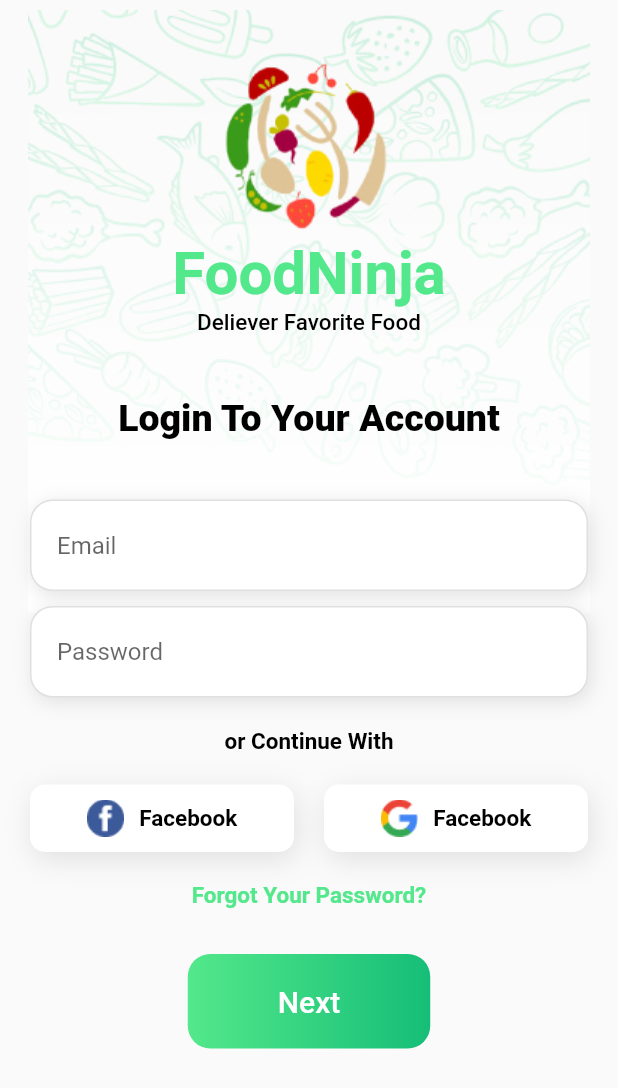
After one commit to fidelity2851/Food_App, a Flutter app: the LoginScreen screen opened directly, on a phone screen of 412 x 824 dp. The commit adds this screen. Shown: the top 1088 px of the screen. Run offline on Flutter 3.47's test engine with Material 2 defaults, Android fonts, the phone set to English and light mode, and no system bars.

Commit message:
Done with Login Screen Page

```diff
--- /dev/null
+++ b/lib/commponents/custom_button.dart
@@ -0,0 +1,31 @@
+import 'package:flutter/material.dart';
+import 'package:food_app/utitlity/variables.dart';
+
+class CustomButton extends StatelessWidget {
+  const CustomButton({
+    super.key,
+    required this.title,
+  });
+
+  final String title;
+
+  @override
+  Widget build(BuildContext context) {
+    return Container(
+      padding: const EdgeInsets.symmetric(vertical: 20, horizontal: 60),
+      decoration: BoxDecoration(
+          gradient: LinearGradient(
+            colors: [AppColor.Primary, AppColor.Primary2],
+          ),
+          borderRadius: BorderRadius.circular(15)),
+      child: const Text(
+        'Next',
+        style: TextStyle(
+          color: Colors.white,
+          fontSize: 20,
+          fontWeight: FontWeight.w500,
+        ),
+      ),
+    );
+  }
+}
--- /dev/null
+++ b/lib/screens/login_screen.dart
@@ -0,0 +1,200 @@
+import 'package:flutter/material.dart';
+import 'package:food_app/commponents/custom_button.dart';
+import 'package:food_app/commponents/logo.dart';
+import 'package:food_app/utitlity/variables.dart';
+
+class LoginScreen extends StatelessWidget {
+  const LoginScreen({Key? key}) : super(key: key);
+
+  @override
+  Widget build(BuildContext context) {
+    final Size winSize = MediaQuery.of(context).size;
+
+    return Scaffold(
+      body: Container(
+        width: winSize.width,
+        height: winSize.height,
+        padding: const EdgeInsets.all(DefaultPadding),
+        decoration: const BoxDecoration(
+          image: DecorationImage(
+            image: AssetImage('assets/images/pattern.png'),
+          ),
+        ),
+        child: Column(
+          crossAxisAlignment: CrossAxisAlignment.center,
+          children: [
+            const Logo(),
+            const SizedBox(
+              height: 40,
+            ),
+            Text(
+              'Login To Your Account',
+              style: TextStyle(
+                color: AppColor.Black,
+                fontSize: 25,
+                fontWeight: FontWeight.w800,
+              ),
+            ),
+            const SizedBox(height: 40),
+            Container(
+              padding: const EdgeInsets.symmetric(horizontal: 5),
+              decoration: BoxDecoration(
+                  color: AppColor.White,
+                  borderRadius: BorderRadius.circular(15),
+                  border: Border.all(
+                    color: AppColor.Light,
+                  ),
+                  boxShadow: [
+                    BoxShadow(
+                      color: AppColor.Light,
+                      offset: const Offset(2, 3),
+                      blurRadius: 10,
+                    )
+                  ]),
+              child: TextFormField(
+                decoration: const InputDecoration(
+                  hintText: 'Email',
+                  border: OutlineInputBorder(
+                    borderSide: BorderSide.none,
+                  ),
+                ),
+              ),
+            ),
+            const SizedBox(height: 10),
+            Container(
+              padding: const EdgeInsets.symmetric(horizontal: 5),
+              decoration: BoxDecoration(
+                  color: AppColor.White,
+                  borderRadius: BorderRadius.circular(15),
+                  border: Border.all(
+                    color: AppColor.Light,
+                  ),
+                  boxShadow: [
+                    BoxShadow(
+                      color: AppColor.Light,
+                      offset: const Offset(2, 3),
+                      blurRadius: 10,
+                    )
+                  ]),
+              child: TextFormField(
+                decoration: const InputDecoration(
+                  hintText: 'Password',
+                  border: OutlineInputBorder(
+                    borderSide: BorderSide.none,
+                  ),
+                ),
+              ),
+            ),
+            const SizedBox(height: 20),
+            Text(
+              'or Continue With',
+              style: TextStyle(
+                color: AppColor.Black,
+                fontSize: 15,
+                fontWeight: FontWeight.w600,
+              ),
+            ),
+            const SizedBox(
+              height: 20,
+            ),
+            Row(
+              children: [
+                Expanded(
+                  child: Container(
+                    padding:const  EdgeInsets.symmetric(vertical: 10, horizontal: 20),
+                    decoration: BoxDecoration(
+                      color: AppColor.White,
+                      borderRadius: BorderRadius.circular(10),
+                      boxShadow: [
+                        BoxShadow(
+                          color: AppColor.Light,
+                          offset: const Offset(2, 5),
+                          blurRadius: 15,
+                        )
+                      ],
+                    ),
+                    child: Row(
+                      mainAxisAlignment: MainAxisAlignment.center,
+                      children: [
+                        const Image(
+                          image: AssetImage('assets/images/facebook.png'),
+                        ),
+                        const SizedBox(
+                          width: 10,
+                        ),
+                        Text(
+                          'Facebook',
+                          style: TextStyle(
+                            color: AppColor.Black,
+                            fontSize: 15,
+                            fontWeight: FontWeight.w600,
+                          ),
+                        ),
+                      ],
+                    ),
+                  ),
+                ),
+                const SizedBox(
+                  width: 20,
+                ),
+                Expanded(
+                  child: Container(
+                    padding: const EdgeInsets.symmetric(
+                        vertical: 10, horizontal: 20),
+                    decoration: BoxDecoration(
+                      color: AppColor.White,
+                      borderRadius: BorderRadius.circular(10),
+                      boxShadow: [
+                        BoxShadow(
+                          color: AppColor.Light,
+                          offset: const Offset(2, 5),
+                          blurRadius: 15,
+                        )
+                      ],
+                    ),
+                    child: Row(
+                      mainAxisAlignment: MainAxisAlignment.center,
+                      children: [
+                        const Image(
+                          image: AssetImage('assets/images/google.png'),
+                        ),
+                        const SizedBox(
+                          width: 10,
+                        ),
+                        Text(
+                          'Facebook',
+                          style: TextStyle(
+                            color: AppColor.Black,
+                            fontSize: 15,
+                            fontWeight: FontWeight.w600,
+                          ),
+                        ),
+                      ],
+                    ),
+                  ),
+                ),
+              ],
+            ),
+            const SizedBox(
+              height: 20,
+            ),
+            Text(
+              'Forgot Your Password?',
+              style: TextStyle(
+                color: AppColor.Primary,
+                fontSize: 15,
+                fontWeight: FontWeight.w600,
+              ),
+            ),
+            const SizedBox(
+              height: 30,
+            ),
+            const CustomButton(
+              title: 'Login',
+            ),
+          ],
+        ),
+      ),
+    );
+  }
+}
--- a/lib/screens/onboarding_screen.dart
+++ b/lib/screens/onboarding_screen.dart
@@ -1,4 +1,5 @@
 import 'package:flutter/material.dart';
+import 'package:food_app/commponents/custom_button.dart';
 import 'package:food_app/screens/login_screen.dart';
 import 'package:food_app/utitlity/variables.dart';
 
@@ -45,23 +46,7 @@ class OnboardingScreen extends StatelessWidget {
                   MaterialPageRoute(builder: (context) => const LoginScreen()),
                 );
               },
-              child: Container(
-                padding:
-                    const EdgeInsets.symmetric(vertical: 15, horizontal: 50),
-                decoration: BoxDecoration(
-                    gradient: LinearGradient(
-                      colors: [AppColor.Primary, AppColor.Primary2],
-                    ),
-                    borderRadius: BorderRadius.circular(15)),
-                child: const Text(
-                  'Next',
-                  style: TextStyle(
-                    color: Colors.white,
-                    fontSize: 20,
-                    fontWeight: FontWeight.w500,
-                  ),
-                ),
-              ),
+              child: const CustomButton(title: 'Next',),
             )
           ],
         ),
--- a/lib/utitlity/variables.dart
+++ b/lib/utitlity/variables.dart
@@ -9,7 +9,7 @@ class AppColor {
   static Color Black = Colors.black;
   static Color White = Colors.white;
   static Color Grey = Colors.grey;
-  static Color Light = Colors.grey.shade500;
+  static Color Light = Colors.grey.shade300;
 }
 
 const double DefaultPadding = 20.0;
```
Also changed, not shown: assets/images/facebook.png (added), assets/images/google.png (added).
